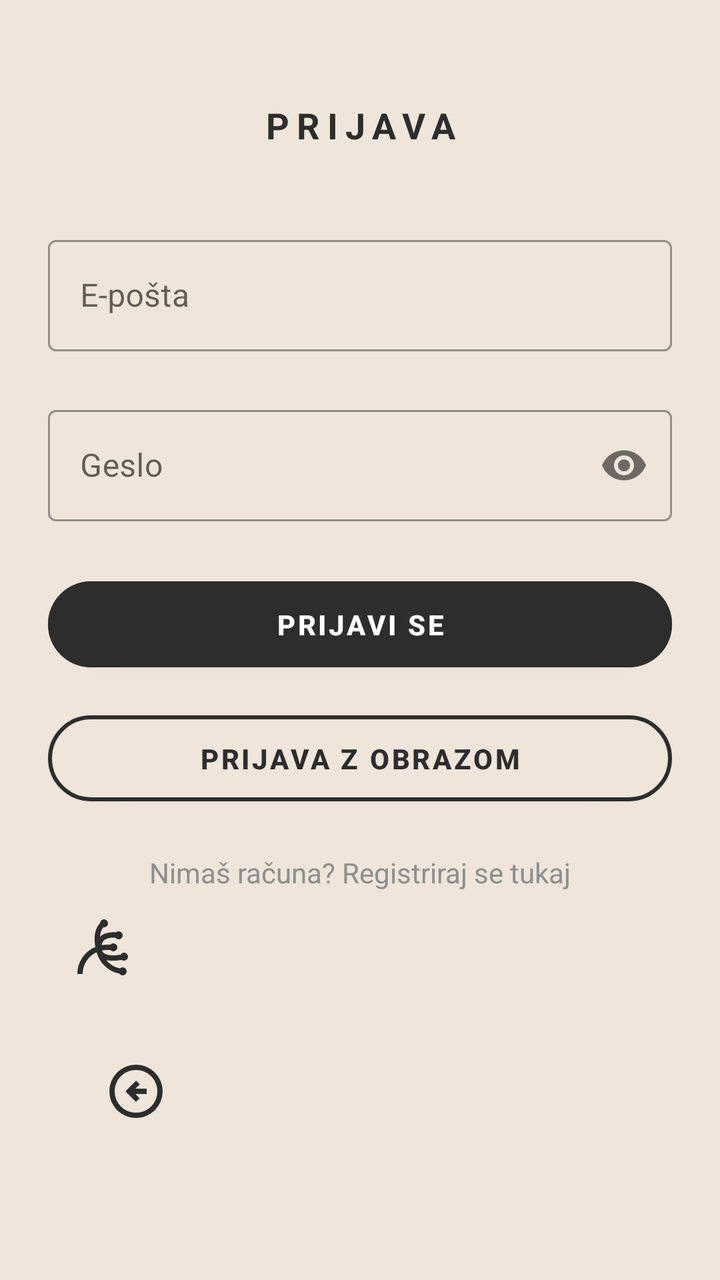
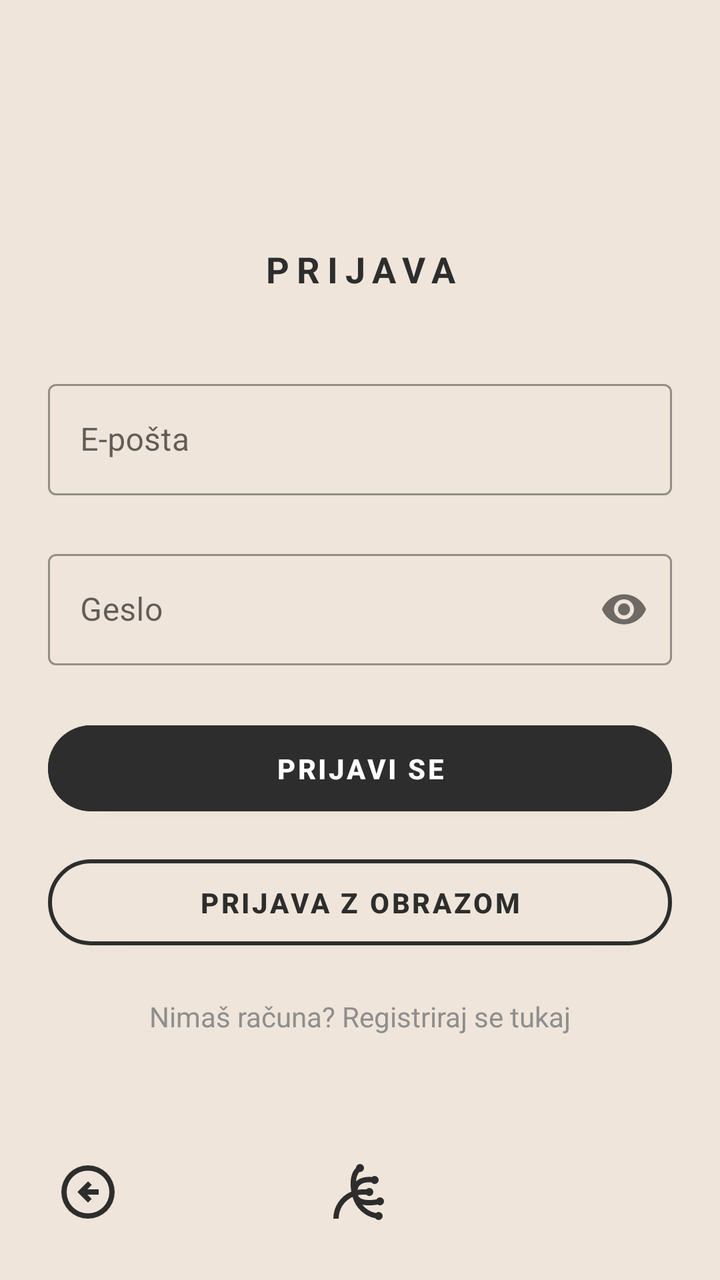

Two renders of the same Android screen: before a commit and after it. Below are the layout's source before the change and the commit's diff.
<!-- AndroidManifest.xml: application theme Theme.PametniPaketnik -->
<!-- res/layout/activity_login.xml -->
<?xml version="1.0" encoding="utf-8"?>
<androidx.constraintlayout.widget.ConstraintLayout xmlns:android="http://schemas.android.com/apk/res/android"
    xmlns:app="http://schemas.android.com/apk/res-auto"
    xmlns:tools="http://schemas.android.com/tools"
    android:id="@+id/main"
    android:layout_width="match_parent"
    android:layout_height="match_parent"
    android:background="@color/background"
    tools:context=".LoginActivity">

    <LinearLayout
        android:layout_width="match_parent"
        android:layout_height="wrap_content"
        android:orientation="vertical"
        android:background="@color/background"
        android:paddingStart="24dp"
        android:paddingEnd="24dp"
        app:layout_constraintTop_toTopOf="parent"
        app:layout_constraintBottom_toBottomOf="parent"
        app:layout_constraintStart_toStartOf="parent"
        app:layout_constraintEnd_toEndOf="parent" >

        <TextView
            android:id="@+id/loginTitle"
            android:text="@string/login_title"
            android:layout_width="match_parent"
            android:layout_height="wrap_content"
            android:textAlignment="center"
            android:textColor="@color/history_text_primary"
            android:textAllCaps="true"
            android:textStyle="bold"
            android:letterSpacing="0.2"
            android:textSize="18sp"
            android:layout_marginBottom="40dp"/>

        <com.google.android.material.textfield.TextInputLayout
            android:id="@+id/emailTitle"
            style="@style/Widget.MaterialComponents.TextInputLayout.OutlinedBox"
            android:layout_width="match_parent"
            android:layout_height="wrap_content"
            android:layout_marginBottom="24dp"
            android:hint="@string/emailHint">

            <com.google.android.material.textfield.TextInputEditText
                android:id="@+id/inputEmail"
                android:layout_width="match_parent"
                android:layout_height="wrap_content"
                android:inputType="textEmailAddress"
                android:textColor="@color/history_text_primary" />
        </com.google.android.material.textfield.TextInputLayout>

        <com.google.android.material.textfield.TextInputLayout
            android:id="@+id/passwordTitle"
            style="@style/Widget.MaterialComponents.TextInputLayout.OutlinedBox"
            android:layout_width="match_parent"
            android:layout_height="wrap_content"
            android:layout_marginBottom="24dp"
            app:passwordToggleEnabled="true"
            android:hint="@string/passwordHint">

            <com.google.android.material.textfield.TextInputEditText
                android:id="@+id/inputPassword"
                android:layout_width="match_parent"
                android:layout_height="wrap_content"
                android:inputType="textPassword"
                android:textColor="@color/history_text_primary" />
        </com.google.android.material.textfield.TextInputLayout>

        <Button
            android:id="@+id/btnLogin"
            android:layout_width="match_parent"
            android:layout_height="55dp"
            android:text="@string/prijavi_se"
            android:textStyle="bold"
            android:textAllCaps="true"
            android:backgroundTint="@color/history_text_primary"
            android:textColor="@android:color/white"
            app:cornerRadius="40dp" />

        <Button
            android:id="@+id/btnFaceIdLogin"
            android:layout_width="match_parent"
            android:layout_height="55dp"
            android:layout_marginTop="12dp"
            android:text="@string/prijava_z_obrazom"
            android:textStyle="bold"
            android:backgroundTint="@color/background"
            android:textColor="@color/history_text_primary"
            app:strokeColor="@color/history_text_primary"
            app:strokeWidth="2dp"
            app:cornerRadius="40dp" />

        <TextView
            android:id="@+id/goToRegister"
            android:layout_width="match_parent"
            android:layout_height="wrap_content"
            android:layout_marginTop="20dp"
            android:text="@string/go_to_register_text"
            android:textAlignment="center"
            android:textColor="@color/history_text_secondary"
            android:textSize="14sp" />

        <ImageButton
            android:id="@+id/btnHome"
            android:layout_width="56dp"
            android:layout_height="56dp"
            android:layout_marginBottom="16dp"
            android:background="?attr/selectableItemBackgroundBorderless"
            android:contentDescription="@string/domov"
            android:padding="12dp"
            android:scaleType="fitCenter"
            android:src="@drawable/ic_home_black"
            app:layout_constraintBottom_toBottomOf="parent"
            app:layout_constraintStart_toStartOf="parent"
            app:layout_constraintEnd_toEndOf="parent"
            app:tint="@color/history_text_primary" />

        <ImageButton
            android:id="@+id/btnBack"
            android:layout_width="56dp"
            android:layout_height="56dp"
            android:layout_marginStart="16dp"
            android:layout_marginBottom="16dp"
            android:background="?attr/selectableItemBackgroundBorderless"
            android:contentDescription="@string/nazaj"
            android:padding="12dp"
            android:scaleType="fitCenter"
            android:src="@drawable/ic_back_black"
            app:layout_constraintBottom_toBottomOf="parent"
            app:layout_constraintStart_toStartOf="parent"
            app:tint="@color/history_text_primary" />

    </LinearLayout>

</androidx.constraintlayout.widget.ConstraintLayout>
<!-- resources referenced by this layout -->
<resources>
  <color name="background">#EFE5DA</color>
  <color name="history_text_primary">#2D2D2D</color>
  <color name="history_text_secondary">#8E8E8E</color>
  <!-- drawable ic_back_black (drawable) -->
  <vector xmlns:android="http://schemas.android.com/apk/res/android" android:autoMirrored="true" android:height="24dp" android:tint="#000000" android:viewportHeight="960" android:viewportWidth="960" android:width="24dp">
        
      <path android:fillColor="@android:color/white" android:pathData="M480,640L536,584L472,520L640,520L640,440L472,440L536,376L480,320L320,480L480,640ZM480,880Q397,880 324,848.5Q251,817 197,763Q143,709 111.5,636Q80,563 80,480Q80,397 111.5,324Q143,251 197,197Q251,143 324,111.5Q397,80 480,80Q563,80 636,111.5Q709,143 763,197Q817,251 848.5,324Q880,397 880,480Q880,563 848.5,636Q817,709 763,763Q709,817 636,848.5Q563,880 480,880ZM480,800Q614,800 707,707Q800,614 800,480Q800,346 707,253Q614,160 480,160Q346,160 253,253Q160,346 160,480Q160,614 253,707Q346,800 480,800ZM480,480Q480,480 480,480Q480,480 480,480Q480,480 480,480Q480,480 480,480Q480,480 480,480Q480,480 480,480Q480,480 480,480Q480,480 480,480Z"/>
      
  </vector>
  <!-- drawable ic_home_black (drawable) -->
  <vector xmlns:android="http://schemas.android.com/apk/res/android" android:height="24dp" android:tint="#000000" android:viewportHeight="960" android:viewportWidth="960" android:width="24dp">
        
      <path android:fillColor="@android:color/white" android:pathData="M760,900Q745,900 732,893Q719,886 711,874Q590,852 497.5,766Q405,680 368,554Q272,599 216,686.5Q160,774 160,880L80,880Q80,746 153.5,636Q227,526 350,474Q329,359 346.5,266.5Q364,174 420,117Q420,117 420,117Q420,117 420,117Q422,93 439,76.5Q456,60 480,60Q505,60 522.5,77.5Q540,95 540,120Q540,145 522.5,162.5Q505,180 480,180Q478,180 476,180Q474,180 471,179Q449,204 436,240.5Q423,277 419,322Q439,302 465.5,287.5Q492,273 524,265Q554,257 588.5,254.5Q623,252 661,255Q669,247 679,243.5Q689,240 700,240Q725,240 742.5,257.5Q760,275 760,300Q760,325 742.5,342.5Q725,360 700,360Q686,360 672.5,353.5Q659,347 651,335Q618,333 587.5,335.5Q557,338 533,346Q494,359 471.5,384Q449,409 443,448Q471,443 490.5,441.5Q510,440 576,440Q584,430 595.5,425Q607,420 620,420Q645,420 662.5,437.5Q680,455 680,480Q680,505 662.5,522.5Q645,540 620,540Q607,540 595.5,535Q584,530 576,520Q513,520 493,521.5Q473,523 448,528Q461,562 499,580Q537,598 598,600Q627,602 660.5,599Q694,596 728,590Q736,576 750,568Q764,560 780,560Q805,560 822.5,577.5Q840,595 840,620Q840,645 822.5,662.5Q805,680 780,680Q770,680 761.5,677Q753,674 745,668Q711,674 678.5,677.5Q646,681 617,681Q588,681 562,678Q536,675 513,669Q551,718 605.5,751.5Q660,785 720,796Q728,788 738.5,784Q749,780 760,780Q785,780 802.5,797.5Q820,815 820,840Q820,865 802.5,882.5Q785,900 760,900Z"/>
      
  </vector>
  <string name="domov">Domov</string>
  <string name="emailHint">E-pošta</string>
  <string name="go_to_register_text">Nimaš računa? Registriraj se tukaj</string>
  <string name="login_title">Prijava</string>
  <string name="nazaj">Nazaj</string>
  <string name="passwordHint">Geslo</string>
  <string name="prijava_z_obrazom">Prijava z obrazom</string>
  <string name="prijavi_se">Prijavi se</string>
  <style name="Theme.PametniPaketnik" parent="Base.Theme.PametniPaketnik" />
  <style name="Base.Theme.PametniPaketnik" parent="Theme.MaterialComponents.Light.NoActionBar">
          <item name="colorPrimary">@color/history_text_primary</item>
          <item name="android:statusBarColor">@color/background</item>
          <item name="android:windowLightStatusBar">true</item> </style>
</resources>

<!-- the commit's change to res/layout/activity_login.xml (unified diff, before → after) -->
@@ -100,36 +100,36 @@
             android:textColor="@color/history_text_secondary"
             android:textSize="14sp" />
 
-        <ImageButton
-            android:id="@+id/btnHome"
-            android:layout_width="56dp"
-            android:layout_height="56dp"
-            android:layout_marginBottom="16dp"
-            android:background="?attr/selectableItemBackgroundBorderless"
-            android:contentDescription="@string/domov"
-            android:padding="12dp"
-            android:scaleType="fitCenter"
-            android:src="@drawable/ic_home_black"
-            app:layout_constraintBottom_toBottomOf="parent"
-            app:layout_constraintStart_toStartOf="parent"
-            app:layout_constraintEnd_toEndOf="parent"
-            app:tint="@color/history_text_primary" />
+    </LinearLayout>
+    <ImageButton
+        android:id="@+id/btnHome"
+        android:layout_width="56dp"
+        android:layout_height="56dp"
+        android:layout_marginBottom="16dp"
+        android:background="?attr/selectableItemBackgroundBorderless"
+        android:contentDescription="@string/domov"
+        android:padding="12dp"
+        android:scaleType="fitCenter"
+        android:src="@drawable/ic_home_black"
+        app:layout_constraintBottom_toBottomOf="parent"
+        app:layout_constraintStart_toStartOf="parent"
+        app:layout_constraintEnd_toEndOf="parent"
+        app:tint="@color/history_text_primary" />
 
-        <ImageButton
-            android:id="@+id/btnBack"
-            android:layout_width="56dp"
-            android:layout_height="56dp"
-            android:layout_marginStart="16dp"
-            android:layout_marginBottom="16dp"
-            android:background="?attr/selectableItemBackgroundBorderless"
-            android:contentDescription="@string/nazaj"
-            android:padding="12dp"
-            android:scaleType="fitCenter"
-            android:src="@drawable/ic_back_black"
-            app:layout_constraintBottom_toBottomOf="parent"
-            app:layout_constraintStart_toStartOf="parent"
-            app:tint="@color/history_text_primary" />
+    <ImageButton
+        android:id="@+id/btnBack"
+        android:layout_width="56dp"
+        android:layout_height="56dp"
+        android:layout_marginStart="16dp"
+        android:layout_marginBottom="16dp"
+        android:background="?attr/selectableItemBackgroundBorderless"
+        android:contentDescription="@string/nazaj"
+        android:padding="12dp"
+        android:scaleType="fitCenter"
+        android:src="@drawable/ic_back_black"
+        app:layout_constraintBottom_toBottomOf="parent"
+        app:layout_constraintStart_toStartOf="parent"
+        app:tint="@color/history_text_primary" />
 
-    </LinearLayout>
 
 </androidx.constraintlayout.widget.ConstraintLayout>
